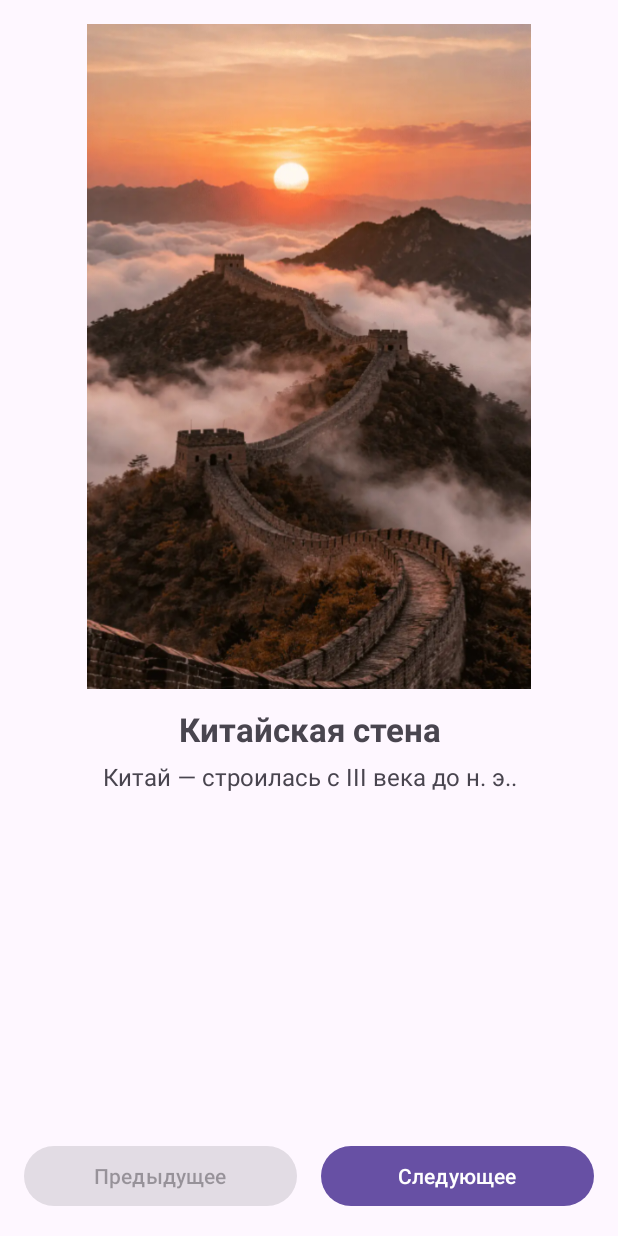
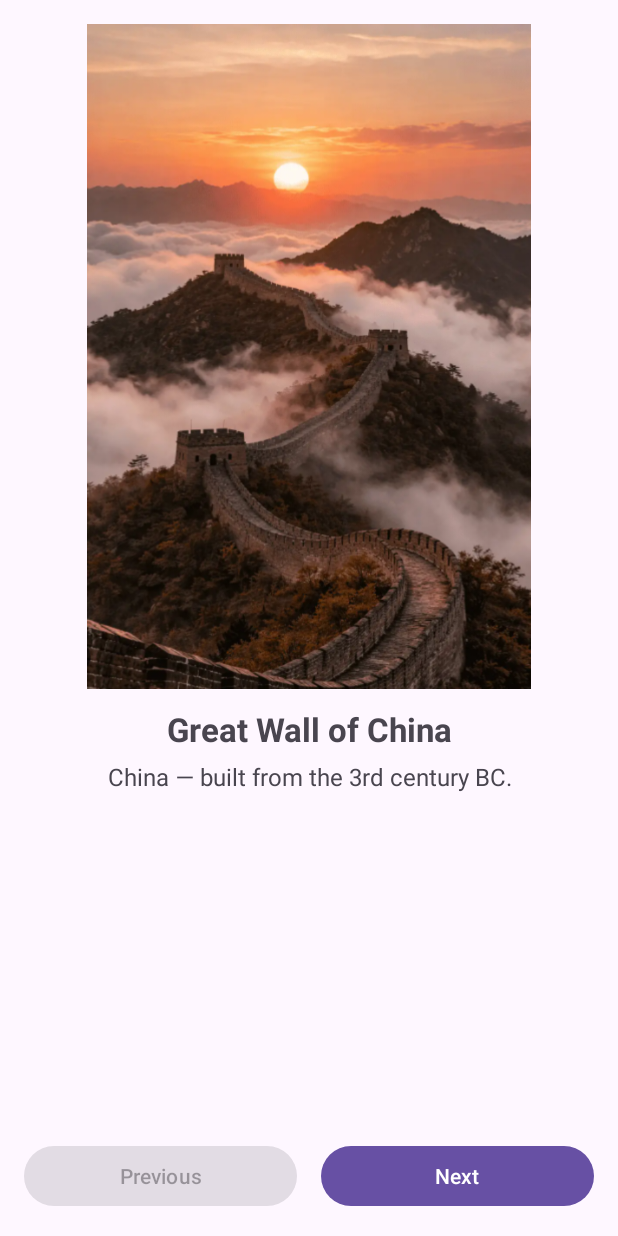
Before and after one commit to ilesonchik-debug/lab_2_android, an Android app: the screen it shows after launch (MainActivity), on a phone screen of 412 x 824 dp. Run offline under Robolectric (Android 15) with nearby library versions, the phone set to English and light mode, and no system bars.

Commit message:
добавляю локализацию

```diff
--- a/app/src/main/java/com/example/lab_2/Artwork.kt
+++ b/app/src/main/java/com/example/lab_2/Artwork.kt
@@ -2,7 +2,7 @@ package com.example.lab_2
 
 data class Artwork(
     val imageResource: Int,
-    val title: String,
-    val author: String,
-    val description: String
+    val title: Int,
+    val author: Int,
+    val description: Int
 )
--- a/app/src/main/java/com/example/lab_2/ArtworkRepository.kt
+++ b/app/src/main/java/com/example/lab_2/ArtworkRepository.kt
@@ -5,38 +5,38 @@ object ArtworkRepository {
     val artworks = listOf(
 
         Artwork(
-            imageResource = R.drawable.s1,
-            title = "Китайская стена",
-            author = "Китай — строилась с III века до н. э..",
-            description = "s1"
+            R.drawable.s1,
+            R.string.artwork_1_title,
+            R.string.artwork_1_author,
+            R.string.artwork_1_description
         ),
 
         Artwork(
-            imageResource = R.drawable.s2,
-            title = "Колизей",
-            author = "Италия — открыт в 80 г. н. э..",
-            description = "s2"
+            R.drawable.s2,
+            R.string.artwork_2_title,
+            R.string.artwork_2_author,
+            R.string.artwork_2_description
         ),
 
         Artwork(
-            imageResource = R.drawable.s3,
-            title = "Чичен-Ица",
-            author = "Мексика - центр майя (I тысячелетие н. э.)",
-            description = "s3"
+            R.drawable.s3,
+            R.string.artwork_3_title,
+            R.string.artwork_3_author,
+            R.string.artwork_3_description
         ),
 
         Artwork(
-            imageResource = R.drawable.s4,
-            title = "Мачу-Пикчу",
-            author = "Перу — построен около 1440 года.",
-            description = "s4"
+            R.drawable.s4,
+            R.string.artwork_4_title,
+            R.string.artwork_4_author,
+            R.string.artwork_4_description
         ),
 
         Artwork(
-            imageResource = R.drawable.s5,
-            title = "Тадж-Махал",
-            author = "Индия - построен в 1632–1653 гг..",
-            description = "s5"
+            R.drawable.s5,
+            R.string.artwork_5_title,
+            R.string.artwork_5_author,
+            R.string.artwork_5_description
         )
     )
 }
--- a/app/src/main/java/com/example/lab_2/MainActivity.kt
+++ b/app/src/main/java/com/example/lab_2/MainActivity.kt
@@ -8,14 +8,17 @@ import androidx.appcompat.app.AppCompatActivity
 
 class MainActivity : AppCompatActivity() {
 
+    // Индекс текущей картины
     private var currentIndex = 0
 
     override fun onCreate(savedInstanceState: Bundle?) {
         super.onCreate(savedInstanceState)
         setContentView(R.layout.activity_main)
 
+        // Восстанавливаем выбранную картину
         currentIndex = savedInstanceState?.getInt("CURRENT_INDEX") ?: 0
 
+        // Находим элементы интерфейса
         val artworkImage = findViewById<ImageView>(R.id.artworkImage)
         val artworkTitle = findViewById<TextView>(R.id.artworkTitle)
         val artworkAuthor = findViewById<TextView>(R.id.artworkAuthor)
@@ -23,21 +26,28 @@ class MainActivity : AppCompatActivity() {
         val previousButton = findViewById<Button>(R.id.previousButton)
         val nextButton = findViewById<Button>(R.id.nextButton)
 
+        // Получаем коллекцию картин
         val artworks = ArtworkRepository.artworks
 
+        // Обновляем отображаемую картину
         fun updateArtwork() {
+
             val artwork = artworks[currentIndex]
 
             artworkImage.setImageResource(artwork.imageResource)
-            artworkImage.contentDescription = artwork.description
 
-            artworkTitle.text = artwork.title
-            artworkAuthor.text = artwork.author
+            // Получаем текст на текущем языке устройства
+            artworkImage.contentDescription = getString(artwork.description)
 
+            artworkTitle.text = getString(artwork.title)
+            artworkAuthor.text = getString(artwork.author)
+
+            // Управляем доступностью кнопок
             previousButton.isEnabled = currentIndex > 0
             nextButton.isEnabled = currentIndex < artworks.lastIndex
         }
 
+        // Переход к предыдущей картине
         previousButton.setOnClickListener {
             if (currentIndex > 0) {
                 currentIndex--
@@ -45,6 +55,7 @@ class MainActivity : AppCompatActivity() {
             }
         }
 
+        // Переход к следующей картине
         nextButton.setOnClickListener {
             if (currentIndex < artworks.lastIndex) {
                 currentIndex++
@@ -52,9 +63,11 @@ class MainActivity : AppCompatActivity() {
             }
         }
 
+        // Первоначальное отображение картины
         updateArtwork()
     }
 
+    // Сохраняем выбранную картину при повороте экрана
     override fun onSaveInstanceState(outState: Bundle) {
         outState.putInt("CURRENT_INDEX", currentIndex)
         super.onSaveInstanceState(outState)
--- a/app/src/main/res/values/strings.xml
+++ b/app/src/main/res/values/strings.xml
@@ -1,10 +1,30 @@
 <resources>
     <string name="app_name">Art Gallery</string>
 
-    <string name="artwork_image_description">Изображение произведения искусства</string>
-    <string name="artwork_title_placeholder">Название произведения</string>
-    <string name="artwork_author_placeholder">Автор произведения</string>
+    <string name="artwork_image_description">t1</string>
+    <string name="artwork_title_placeholder">t2</string>
+    <string name="artwork_author_placeholder">t3</string>
 
-    <string name="previous_button">Предыдущее</string>
-    <string name="next_button">Следующее</string>
+    <string name="previous_button">Previous</string>
+    <string name="next_button">Next</string>
+
+    <string name="artwork_1_title">Great Wall of China</string>
+    <string name="artwork_1_author">China — built from the 3rd century BC.</string>
+    <string name="artwork_1_description">s1</string>
+
+    <string name="artwork_2_title">Colosseum</string>
+    <string name="artwork_2_author">Italy — opened in 80 AD.</string>
+    <string name="artwork_2_description">s2</string>
+
+    <string name="artwork_3_title">Chichen Itza</string>
+    <string name="artwork_3_author">Mexico — Mayan center (1st millennium AD)</string>
+    <string name="artwork_3_description">s3</string>
+
+    <string name="artwork_4_title">Machu Picchu</string>
+    <string name="artwork_4_author">Peru — built around 1440.</string>
+    <string name="artwork_4_description">s4</string>
+
+    <string name="artwork_5_title">Taj Mahal</string>
+    <string name="artwork_5_author">India — built in 1632–1653.</string>
+    <string name="artwork_5_description">s5</string>
 </resources>
```
Also changed, not shown: 6 other files.
